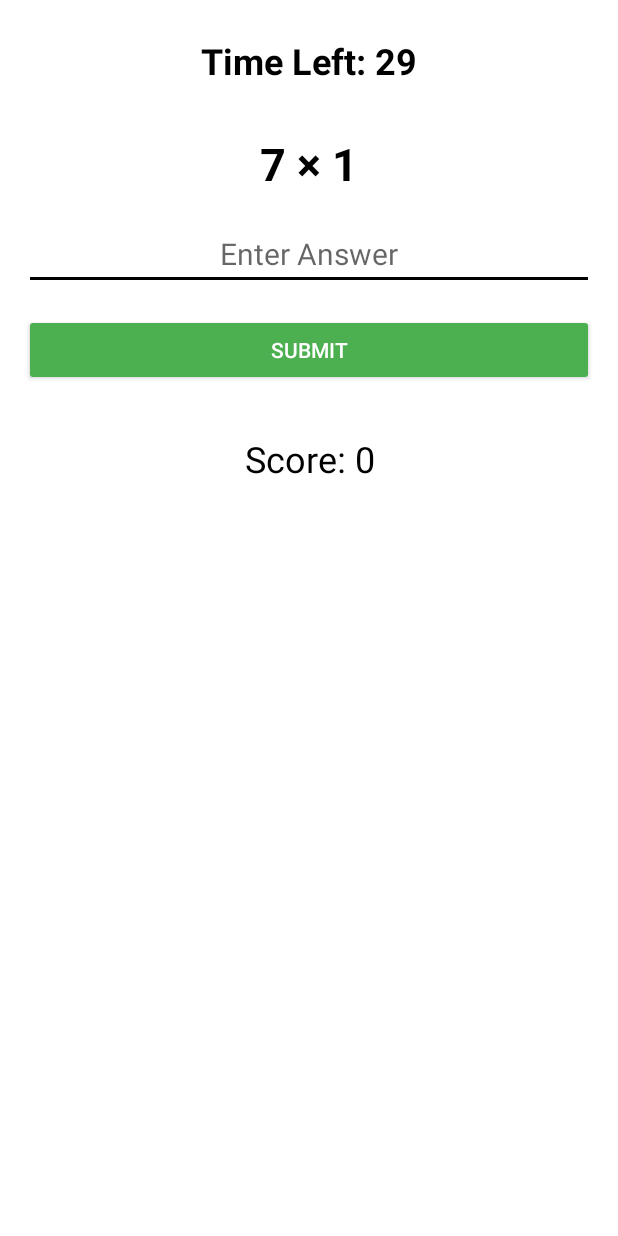
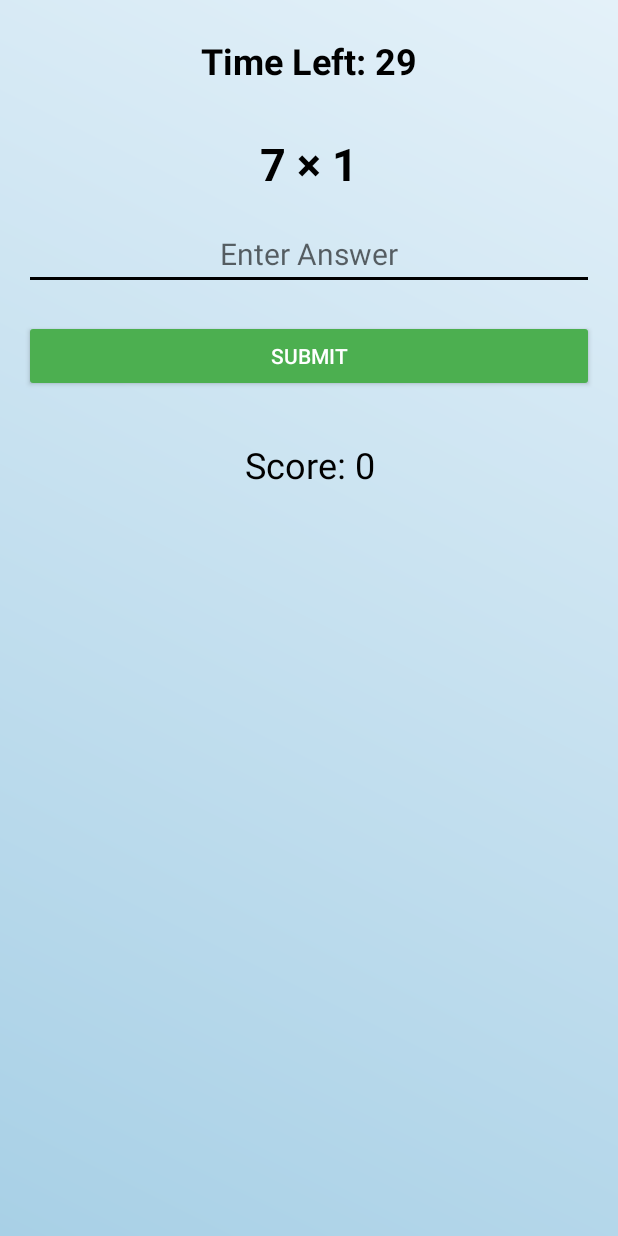
Before and after one commit to joshuaj0421/SkillScape, an Android app built with Jetpack Compose: the MathGameActivity screen opened directly, with no data from a screen before it, on a phone screen of 412 x 824 dp. Run offline under Robolectric (Android 15) with nearby library versions, the light colour scheme and no system bars.

Commit message:
Math game looks creamy

```diff
--- a/app/src/main/java/edu/uark/joshuaj/skillscape/MathGameActivity.kt
+++ b/app/src/main/java/edu/uark/joshuaj/skillscape/MathGameActivity.kt
@@ -6,8 +6,14 @@ import android.os.CountDownTimer
 import android.widget.*
 import androidx.appcompat.app.AlertDialog
 import androidx.appcompat.app.AppCompatActivity
+import android.animation.ObjectAnimator
+import android.os.Handler
+import android.view.View
+import androidx.core.content.ContextCompat
+import androidx.core.graphics.drawable.toDrawable
+import android.view.animation.AnimationUtils
+import android.view.animation.Animation
 import kotlin.random.Random
-import androidx.core.content.ContextCompat
 
 class MathGameActivity : AppCompatActivity() {
 
@@ -30,6 +36,7 @@ class MathGameActivity : AppCompatActivity() {
         super.onCreate(savedInstanceState)
         setContentView(R.layout.activity_math_game)
 
+        // Initialize UI components
         timerTextView = findViewById(R.id.timerTextView)
         mathProblemTextView = findViewById(R.id.mathProblemTextView)
         answerEditText = findViewById(R.id.answerEditText)
@@ -42,21 +49,28 @@ class MathGameActivity : AppCompatActivity() {
 
         startGame()
 
+        // Apply animation to the submit button on click
         submitButton.setOnClickListener {
             val userAnswer = answerEditText.text.toString()
             if (userAnswer.isNotEmpty()) {
-                if (userAnswer.toInt() == currentAnswer) {
+                val isCorrect = userAnswer.toInt() == currentAnswer
+                if (isCorrect) {
                     // Play the correct answer sound
                     correctSound.start()
                     score++
                     scoreTextView.text = "Score: $score"
+                    showAnswerFeedback(true) // Show correct answer feedback
                 } else {
                     // Play the incorrect answer sound
                     incorrectSound.start()
+                    showAnswerFeedback(false) // Show incorrect answer feedback
                 }
             }
             answerEditText.text.clear()
             generateNewProblem()
+
+            // Ensure the button stays green
+            submitButton.setBackgroundColor(ContextCompat.getColor(this, R.color.green)) // Set the button color to green
         }
     }
 
@@ -64,10 +78,19 @@ class MathGameActivity : AppCompatActivity() {
         score = 0
         scoreTextView.text = "Score: $score"
 
+        // Start countdown timer
         object : CountDownTimer(gameDuration, tickInterval) {
             override fun onTick(millisUntilFinished: Long) {
                 val secondsLeft = millisUntilFinished / 1000
                 timerTextView.text = "Time Left: $secondsLeft"
+
+                // Animate timer text to make it stand out
+                val scaleX = ObjectAnimator.ofFloat(timerTextView, "scaleX", 1f, 1.2f, 1f)
+                val scaleY = ObjectAnimator.ofFloat(timerTextView, "scaleY", 1f, 1.2f, 1f)
+                scaleX.duration = 500
+                scaleY.duration = 500
+                scaleX.start()
+                scaleY.start()
             }
 
             override fun onFinish() {
@@ -84,7 +107,6 @@ class MathGameActivity : AppCompatActivity() {
         val num1 = Random.nextInt(1, 16) // Random number between 1 and 15
         val num2 = Random.nextInt(1, 16)
 
-        // Ensure num1 is greater than or equal to num2 when subtraction is involved
         val operator = listOf("+", "-", "*", "/").random()
 
         when (operator) {
@@ -93,7 +115,6 @@ class MathGameActivity : AppCompatActivity() {
                 mathProblemTextView.text = "$num1 + $num2"
             }
             "-" -> {
-                // Ensure num1 >= num2 for subtraction
                 if (num1 < num2) {
                     generateNewProblem() // Retry if num1 < num2
                     return
@@ -106,7 +127,6 @@ class MathGameActivity : AppCompatActivity() {
                 mathProblemTextView.text = "$num1 × $num2"
             }
             "/" -> {
-                // Ensure division results in a whole number
                 if (num1 % num2 == 0) {
                     currentAnswer = num1 / num2
                     mathProblemTextView.text = "$num1 ÷ $num2"
@@ -115,6 +135,34 @@ class MathGameActivity : AppCompatActivity() {
                 }
             }
         }
+
+        // Animate math problem text to create visual excitement
+        val fadeIn = ObjectAnimator.ofFloat(mathProblemTextView, "alpha", 0f, 1f)
+        fadeIn.duration = 800
+        fadeIn.start()
+    }
+
+    private fun showAnswerFeedback(isCorrect: Boolean) {
+        val feedbackView = findViewById<View>(R.id.submitButton) // Button used for feedback
+
+        // Set color feedback
+        if (isCorrect) {
+            feedbackView.setBackgroundColor(ContextCompat.getColor(this, R.color.green)) // Correct answer - Green
+            val scaleAnim = AnimationUtils.loadAnimation(this, R.anim.scale) // Scale animation
+            feedbackView.startAnimation(scaleAnim)
+        } else {
+            feedbackView.setBackgroundColor(ContextCompat.getColor(this, R.color.red)) // Incorrect answer - Red
+            val shakeAnim = AnimationUtils.loadAnimation(this, R.anim.shake) // Shake animation
+            feedbackView.startAnimation(shakeAnim)
+        }
+
+        // Reset feedback after 1 second
+        Handler().postDelayed({ resetFeedback() }, 1000)
+    }
+
+    private fun resetFeedback() {
+        val feedbackView = findViewById<View>(R.id.submitButton)
+        feedbackView.setBackgroundColor(ContextCompat.getColor(this, R.color.green)) // Reset to green
     }
 
     private fun showFinalScorePopup() {
--- /dev/null
+++ b/app/src/main/res/anim/scale.xml
@@ -0,0 +1,8 @@
+<scale xmlns:android="http://schemas.android.com/apk/res/android"
+    android:fromXScale="1.0"
+    android:toXScale="1.2"
+    android:fromYScale="1.0"
+    android:toYScale="1.2"
+    android:duration="300"
+    android:pivotX="50%"
+    android:pivotY="50%" />
--- /dev/null
+++ b/app/src/main/res/anim/shake.xml
@@ -0,0 +1,27 @@
+<?xml version="1.0" encoding="utf-8"?>
+<set xmlns:android="http://schemas.android.com/apk/res/android">
+    <translate
+        android:duration="100"
+        android:fromXDelta="0"
+        android:toXDelta="10%p" />
+    <translate
+        android:duration="100"
+        android:startOffset="100"
+        android:fromXDelta="10%p"
+        android:toXDelta="-10%p" />
+    <translate
+        android:duration="100"
+        android:startOffset="200"
+        android:fromXDelta="-10%p"
+        android:toXDelta="10%p" />
+    <translate
+        android:duration="100"
+        android:startOffset="300"
+        android:fromXDelta="10%p"
+        android:toXDelta="-10%p" />
+    <translate
+        android:duration="100"
+        android:startOffset="400"
+        android:fromXDelta="-10%p"
+        android:toXDelta="0" />
+</set>
--- /dev/null
+++ b/app/src/main/res/drawable/gradient_background.xml
@@ -0,0 +1,7 @@
+<!-- res/drawable/gradient_background.xml -->
+<shape xmlns:android="http://schemas.android.com/apk/res/android">
+    <gradient
+        android:startColor="#A8D0E6"
+        android:endColor="#E4F1F9"
+        android:angle="45"/>
+</shape>
--- a/app/src/main/res/layout/activity_math_game.xml
+++ b/app/src/main/res/layout/activity_math_game.xml
@@ -4,7 +4,7 @@
     android:layout_height="match_parent"
     android:orientation="vertical"
     android:padding="16dp"
-    android:background="@color/white">
+    android:background="@drawable/gradient_background">
 
     <!-- Countdown Timer -->
     <TextView
@@ -49,9 +49,10 @@
         android:layout_width="match_parent"
         android:layout_height="wrap_content"
         android:text="Submit"
-        android:layout_marginTop="16dp"
         android:backgroundTint="@color/green"
-        android:textColor="@color/white" />
+        android:textColor="@color/white"
+        android:layout_marginTop="20dp"
+        android:layout_gravity="center"/>
 
     <!-- Score -->
     <TextView
--- a/app/src/main/res/values/colors.xml
+++ b/app/src/main/res/values/colors.xml
@@ -16,4 +16,6 @@
     <color name="color6">#00FFFF</color> <!-- Cyan -->
     <color name="color7">#FFA500</color> <!-- Orange -->
     <color name="color8">#800080</color> <!-- Purple -->
+    <color name="red">#F44336</color>
+    <color name="transparent">#00000000</color>
 </resources>
```
